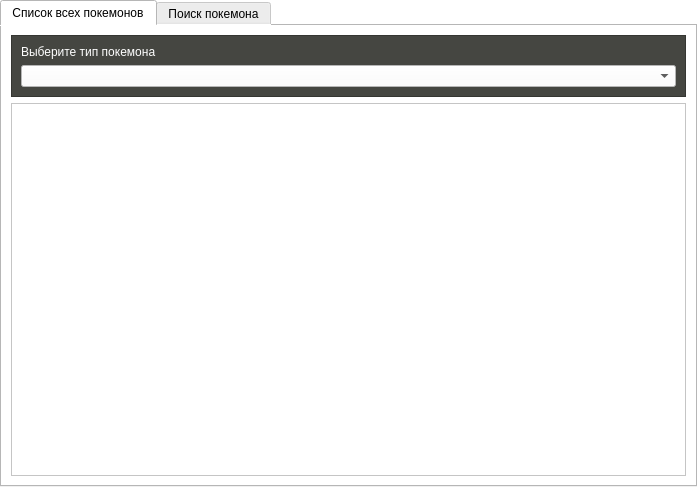
Before: the Qt Designer form ui_mainwindow.ui in Glebuc/pokemon_app, drawn with Qt 5.
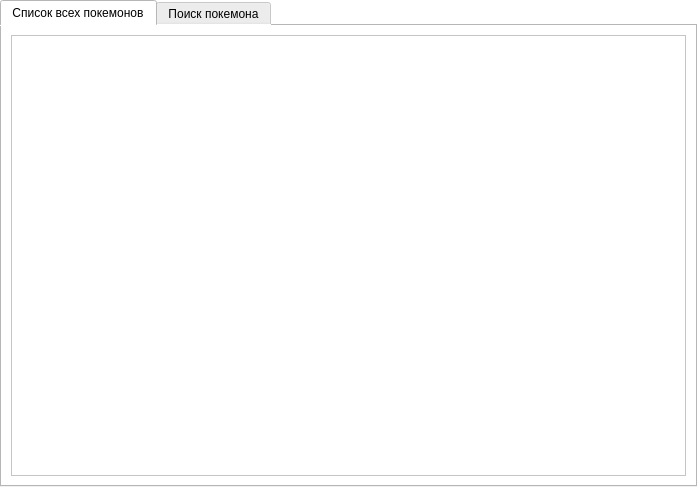
After: the same form once the commit is applied. The open tabs and pages were chosen to show the change. Icons and pictures are not drawn.

```diff
--- a/ui_mainwindow.ui
+++ b/ui_mainwindow.ui
@@ -66,39 +66,6 @@
         <string>Список всех покемонов</string>
        </attribute>
        <layout class="QVBoxLayout" name="verticalLayout_4">
-        <item>
-         <widget class="QFrame" name="frame">
-          <property name="styleSheet">
-           <string notr="true">background-color: #454641;</string>
-          </property>
-          <property name="frameShape">
-           <enum>QFrame::StyledPanel</enum>
-          </property>
-          <property name="frameShadow">
-           <enum>QFrame::Raised</enum>
-          </property>
-          <layout class="QVBoxLayout" name="verticalLayout_5">
-           <item>
-            <widget class="QLabel" name="label_4">
-             <property name="styleSheet">
-              <string notr="true">color:white;
-text-weight: bold;</string>
-             </property>
-             <property name="text">
-              <string>Выберите тип покемона</string>
-             </property>
-            </widget>
-           </item>
-           <item>
-            <widget class="QComboBox" name="comboBox">
-             <property name="styleSheet">
-              <string notr="true">background-color: rgb(255, 255, 255);</string>
-             </property>
-            </widget>
-           </item>
-          </layout>
-         </widget>
-        </item>
         <item>
          <widget class="QTableView" name="tablePokemon">
           <property name="styleSheet">
```
